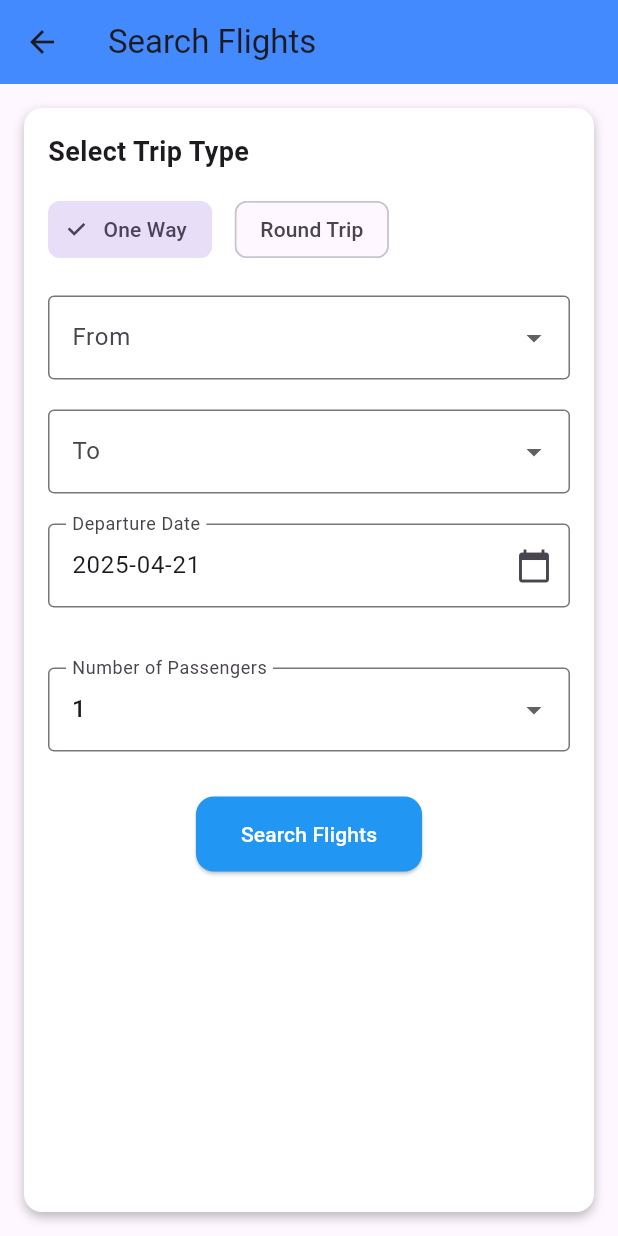
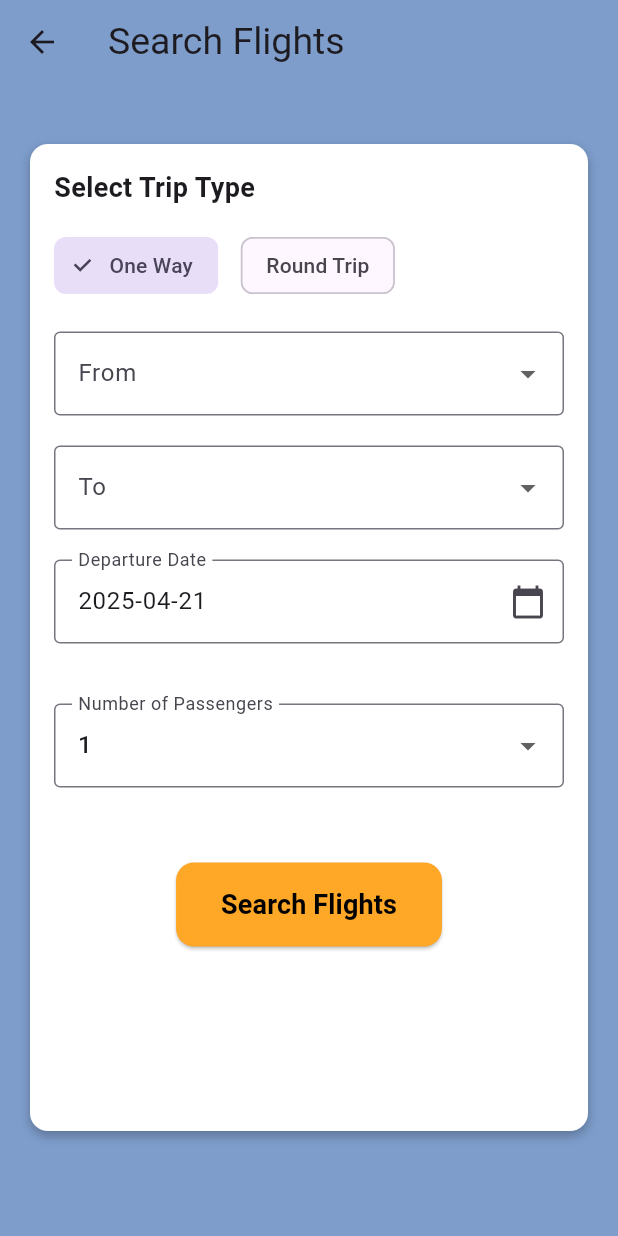
Before and after one commit to Rijan77/flight-tracker, a Flutter app: the FlightSearchScreen screen opened directly, on a phone screen of 412 x 824 dp. Run offline on Flutter 3.47's test engine with Material 3 defaults, Android fonts, the phone set to English and light mode, and no system bars; our stand-ins replace cloud_firestore, firebase_auth, firebase_core, google_sign_in, image_picker; accounts and stored records are empty.

Commit message:
Initial Project Completation

```diff
--- a/lib/GUI/user_auth/Login_Page.dart
+++ b/lib/GUI/user_auth/Login_Page.dart
@@ -1,6 +1,9 @@
 import 'package:flight_app/GUI/user_auth/ForgotPassword.dart';
 import 'package:flutter/material.dart';
+import '../../booking/FlightSearchScreen.dart';
+import '../../booking/PassengerContactFormScreen.dart';
 import '../CustomDialog.dart';
+import '../Home.dart';
 import 'Auth_Helper.dart';
 import 'Auth_Service.dart';
 import 'RegistrationPage.dart';
@@ -360,7 +363,7 @@ class _LoginPageState extends State<LoginPage> {
             Navigator.pushReplacement(
               context,
               MaterialPageRoute(
-                  builder: (context) => HomePage()),
+                  builder: (context) => FlightSearchScreen()),
             );
           },
         );
--- a/lib/booking/FlightSearchScreen.dart
+++ b/lib/booking/FlightSearchScreen.dart
@@ -1,3 +1,4 @@
+import 'package:flight_app/GUI/Home.dart';
 import 'package:flutter/material.dart';
 import 'package:intl/intl.dart';
 import 'flight_selection_screen.dart'; // Make sure this file exists
@@ -77,12 +78,16 @@ class _FlightSearchScreenState extends State<FlightSearchScreen> {
   @override
   Widget build(BuildContext context) {
     return Scaffold(
+      backgroundColor: Color(0xff7E9DCB),
       appBar: AppBar(
-        title: Text('Search Flights'),
-        backgroundColor: Colors.blueAccent,
+        title: Text('Search Flights', style: TextStyle(
+          fontSize: 25,
+          fontWeight: FontWeight.w400
+        ),),
+        backgroundColor: Color(0xff7E9DCB),
       ),
       body: Padding(
-        padding: EdgeInsets.all(16.0),
+        padding: EdgeInsets.only(top: 40, left: 20, right: 20, bottom: 70),
         child: Container(
           padding: EdgeInsets.all(16.0),
           decoration: BoxDecoration(
@@ -177,17 +182,22 @@ class _FlightSearchScreenState extends State<FlightSearchScreen> {
                 }).toList(),
                 onChanged: (count) => setState(() => passengers = count!),
               ),
-              SizedBox(height: 30),
+              SizedBox(height: 50),
               Center(
                 child: ElevatedButton(
-                  onPressed: searchFlights,
+                  onPressed: (){
+                    Navigator.push(context, MaterialPageRoute(builder: (context)=> Home()));
+                  },
                   style: ElevatedButton.styleFrom(
                     padding: EdgeInsets.symmetric(horizontal: 30, vertical: 15),
                     shape: RoundedRectangleBorder(borderRadius: BorderRadius.circular(12)),
-                    backgroundColor: Colors.blue,
-                    foregroundColor: Colors.white,
+                    backgroundColor: Colors.orange.shade400,
+                    foregroundColor: Colors.black,
                   ),
-                  child: Text('Search Flights'),
+                  child: Text('Search Flights', style: TextStyle(
+                    fontSize: 18,
+                    fontWeight: FontWeight.w600
+                  ),),
 
                 ),
               ),
```
Also changed, not shown: lib/booking/PassengerContactFormScreen.dart (+25 -17 lines).
